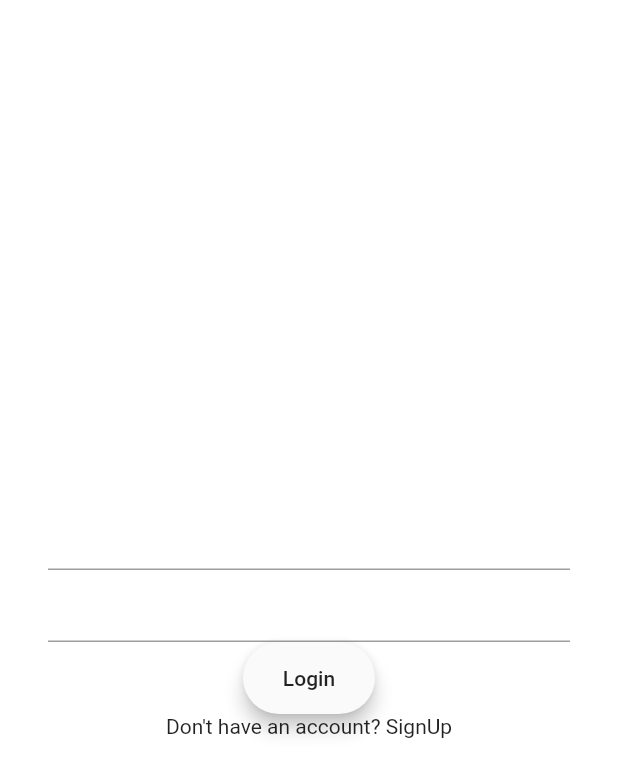
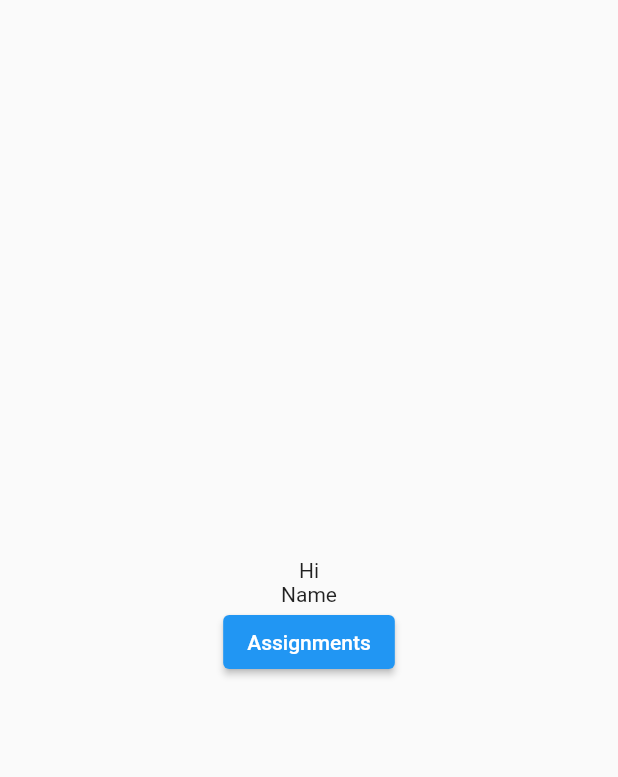
Before and after one commit to Season-of-Code-2022-MDG-Space/E-idea, a Flutter app: the screen it shows after launch, after a tap on "Login", on a phone screen of 412 x 824 dp. Shown: the top 777 px of the screen. Run offline on Flutter 3.47's test engine with Material 2 defaults, Android fonts, the phone set to English and light mode, and no system bars; our stand-ins replace firebase_auth, firebase_core; accounts and stored records are empty.

Commit message:
Created login, registration screens and homepage

```diff
--- /dev/null
+++ b/assignment/lib/screens/homepage.dart
@@ -0,0 +1,30 @@
+import 'package:flutter/material.dart';
+
+class homepage extends StatefulWidget {
+  const homepage({Key? key}) : super(key: key);
+
+  @override
+  _homepageState createState() => _homepageState();
+}
+
+class _homepageState extends State<homepage> {
+  @override
+  Widget build(BuildContext context) {
+    return MaterialApp(
+        home: Scaffold(
+      body: Center(
+        child: Padding(
+          padding: EdgeInsets.all(32),
+          child: Column(
+            mainAxisAlignment: MainAxisAlignment.center,
+            children: <Widget>[
+              Text("Hi"),
+              Text("Name"),
+              ElevatedButton(onPressed: () {}, child: Text("Assignments"))
+            ],
+          ),
+        ),
+      ),
+    ));
+  }
+}
--- a/assignment/lib/screens/loginscreen.dart
+++ b/assignment/lib/screens/loginscreen.dart
@@ -1,4 +1,5 @@
 import 'package:assignment/main.dart';
+import 'package:assignment/screens/homepage.dart';
 import 'package:assignment/screens/signupscreen.dart';
 import 'package:flutter/material.dart';
 
@@ -25,6 +26,7 @@ class _loginscreenState extends State<loginscreen> {
         emailController.text = value!;
       },
       textInputAction: TextInputAction.next,
+      decoration: InputDecoration(hintText: "Email ID"),
     );
 
     final passwordfield = TextFormField(
@@ -34,16 +36,24 @@ class _loginscreenState extends State<loginscreen> {
         passwordController.text = value!;
       },
       textInputAction: TextInputAction.done,
+      decoration: InputDecoration(hintText: "Password"),
     );
 
     final loginbutton = Material(
       elevation: 5,
       borderRadius: BorderRadius.circular(30),
       child: MaterialButton(
-        onPressed: () {},
+        onPressed: () {
+          Navigator.push(
+              context,
+              MaterialPageRoute(
+                builder: (context) => homepage(),
+              ));
+        },
         child: Text('Login'),
       ),
     );
+
     return Scaffold(
       backgroundColor: Colors.white,
       body: Center(
--- a/assignment/pubspec.yaml
+++ b/assignment/pubspec.yaml
@@ -36,6 +36,8 @@ dependencies:
   cupertino_icons: ^1.0.2
   firebase_core: ^1.12.0
   firebase_auth: ^3.3.7
+  cloud_firestore: ^3.1.8
+  fluttertoast: ^8.0.8
 
 dev_dependencies:
   flutter_test:
```
Also changed, not shown: assignment/lib/screens/signupscreen.dart (+156 -1 lines), assignment/pubspec.lock.
